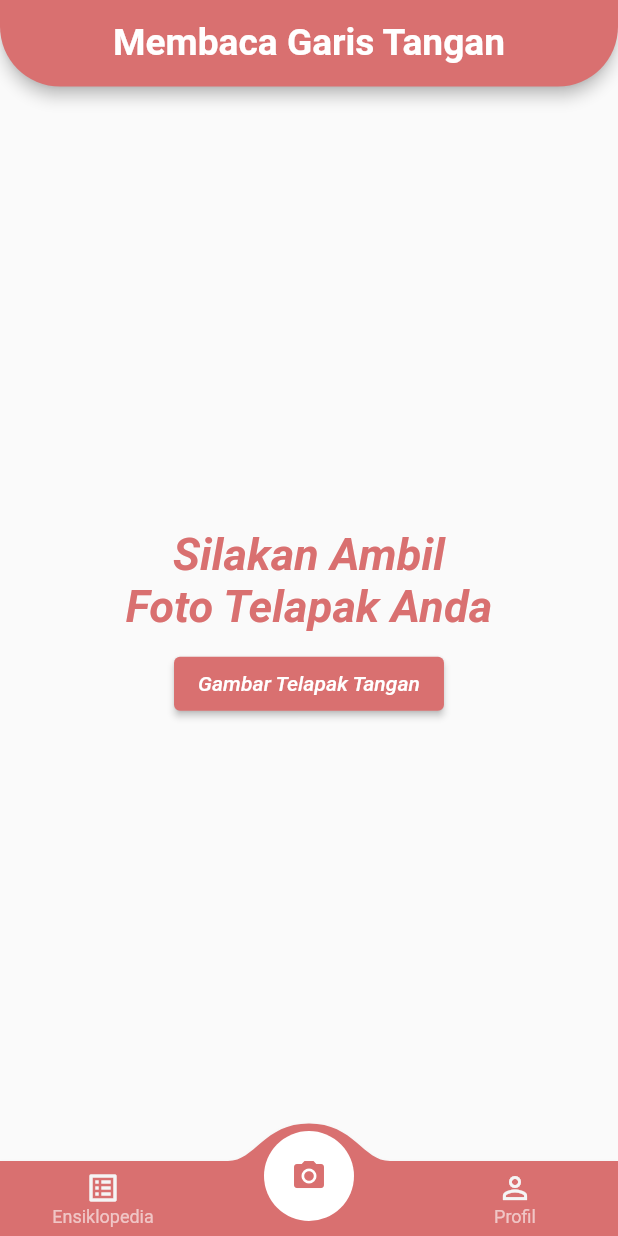
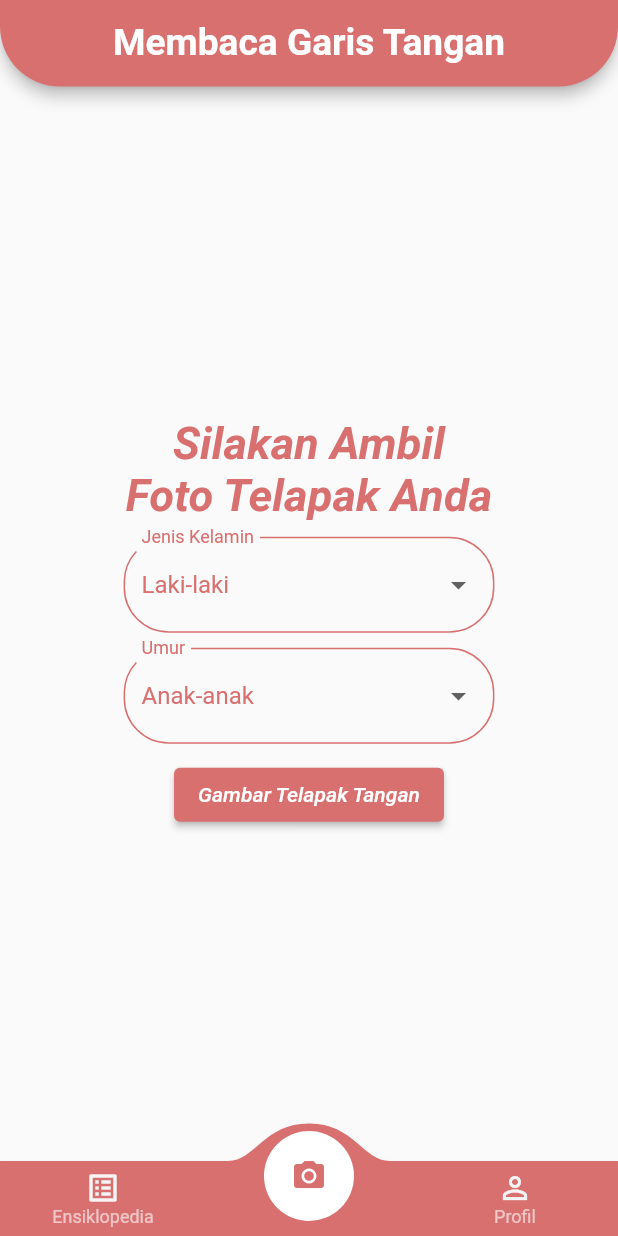
Before and after one commit to kicap1992/ramalan_tapak_tangan_app, a Flutter app: the screen it shows after launch, on a phone screen of 412 x 824 dp. Run offline on Flutter 3.47's test engine with Material 2 defaults, Android fonts, the light colour scheme and no system bars; drawn by our look-alikes of convex_bottom_bar; our stand-ins replace dio, flutter_dotenv, flutter_easyloading, get_storage, google_fonts, image_picker and 1 more; missing offline and left inert: animated_snack_bar.

Commit message:
slight changes

```diff
--- a/lib/src/pages/ambil_foto.dart
+++ b/lib/src/pages/ambil_foto.dart
@@ -26,6 +26,11 @@ class _AmbilFotoState extends State<AmbilFoto> {
   Uint8List? imagebytes;
   String? ramalannya;
 
+  List<String> gender = ['Laki-laki', 'Perempuan'];
+  String genderValue = 'Laki-laki';
+  List<String> umur = ['Anak-anak', 'Dewasa', 'Lanjut Usia'];
+  String umurValue = 'Anak-anak';
+
   @override
   void initState() {
     super.initState();
@@ -49,7 +54,8 @@ class _AmbilFotoState extends State<AmbilFoto> {
         });
       }
       await EasyLoading.show(
-        status: "Periksa Foto",
+        // status: "Periksa Foto",
+        status: "Membaca Garis Tangan Dari Telapak Tangan Kiri Anda",
         maskType: EasyLoadingMaskType.black,
       );
       Map? cekFoto = await ApiServices.cekFoto(_imgPath);
@@ -57,25 +63,26 @@ class _AmbilFotoState extends State<AmbilFoto> {
       // dev.i(cekFoto);
       if (cekFoto!['status'] == 500) return mySnackBar(cekFoto['message'], 1);
       if (cekFoto['status'] == 404) return mySnackBar(cekFoto['message'], 2);
-      await EasyLoading.show(
-        status: "Membaca Garis Tangan Dari Telapak Tangan Kiri Anda",
-        maskType: EasyLoadingMaskType.black,
-      );
+      // await EasyLoading.show(
+      //   status: "Membaca Garis Tangan Dari Telapak Tangan Kiri Anda",
+      //   maskType: EasyLoadingMaskType.black,
+      // );
+      // setState(() {
+      //   ramalannya = null;
+      // });
+
+      // Map? cekRamalan = await ApiServices.cekRamalan(_imgPath);
+      // await EasyLoading.dismiss();
+      // // dev.i(cekFoto);
+      // if (cekRamalan!['status'] == 500) {
+      //   return mySnackBar(cekRamalan['message'], 1);
+      // }
+      // if (cekRamalan['status'] == 404) {
+      //   return mySnackBar(cekRamalan['message'], 2);
+      // }
       setState(() {
-        ramalannya = null;
-      });
-
-      Map? cekRamalan = await ApiServices.cekRamalan(_imgPath);
-      await EasyLoading.dismiss();
-      // dev.i(cekFoto);
-      if (cekRamalan!['status'] == 500) {
-        return mySnackBar(cekRamalan['message'], 1);
-      }
-      if (cekRamalan['status'] == 404) {
-        return mySnackBar(cekRamalan['message'], 2);
-      }
-      setState(() {
-        ramalannya = cekRamalan['message'];
+        ramalannya = cekFoto['message'];
+        // ramalannya = cekRamalan['message'];
       });
       await EasyLoading.dismiss();
 
@@ -218,6 +225,108 @@ class _AmbilFotoState extends State<AmbilFoto> {
               const SizedBox(
                 height: 10,
               ),
+              SizedBox(
+                child: DropdownButtonFormField(
+                  decoration: InputDecoration(
+                    labelText: 'Jenis Kelamin',
+                    labelStyle: const TextStyle(
+                      color: ThemeInfo.primary,
+                    ),
+                    border: OutlineInputBorder(
+                      borderRadius: BorderRadius.circular(30),
+                      borderSide: const BorderSide(
+                        color: ThemeInfo.primary,
+                      ),
+                    ),
+                    enabledBorder: OutlineInputBorder(
+                      borderRadius: BorderRadius.circular(30),
+                      borderSide: const BorderSide(
+                        color: ThemeInfo.primary,
+                        width: 1,
+                      ),
+                    ),
+                    focusedBorder: OutlineInputBorder(
+                      borderRadius: BorderRadius.circular(30),
+                      borderSide: const BorderSide(
+                        color: ThemeInfo.primary,
+                        width: 1,
+                      ),
+                    ),
+                  ),
+                  value: genderValue,
+                  items: gender.map((String value) {
+                    return DropdownMenuItem(
+                      value: value,
+                      child: Text(
+                        value,
+                        style: const TextStyle(
+                          color: ThemeInfo.primary,
+                        ),
+                      ),
+                    );
+                  }).toList(),
+                  onChanged: (item) {
+                    // log(item.toString() + " ini item");
+                    setState(() {
+                      genderValue = item.toString();
+                    });
+                  },
+                ),
+              ),
+              const SizedBox(
+                height: 10,
+              ),
+              SizedBox(
+                child: DropdownButtonFormField(
+                  decoration: InputDecoration(
+                    labelText: 'Umur',
+                    labelStyle: const TextStyle(
+                      color: ThemeInfo.primary,
+                    ),
+                    border: OutlineInputBorder(
+                      borderRadius: BorderRadius.circular(30),
+                      borderSide: const BorderSide(
+                        color: ThemeInfo.primary,
+                      ),
+                    ),
+                    enabledBorder: OutlineInputBorder(
+                      borderRadius: BorderRadius.circular(30),
+                      borderSide: const BorderSide(
+                        color: ThemeInfo.primary,
+                        width: 1,
+                      ),
+                    ),
+                    focusedBorder: OutlineInputBorder(
+                      borderRadius: BorderRadius.circular(30),
+                      borderSide: const BorderSide(
+                        color: ThemeInfo.primary,
+                        width: 1,
+                      ),
+                    ),
+                  ),
+                  value: umurValue,
+                  items: umur.map((String value) {
+                    return DropdownMenuItem(
+                      value: value,
+                      child: Text(
+                        value,
+                        style: const TextStyle(
+                          color: ThemeInfo.primary,
+                        ),
+                      ),
+                    );
+                  }).toList(),
+                  onChanged: (item) {
+                    // log(item.toString() + " ini item");
+                    setState(() {
+                      umurValue = item.toString();
+                    });
+                  },
+                ),
+              ),
+              const SizedBox(
+                height: 10,
+              ),
               ElevatedButton(
                 style: ElevatedButton.styleFrom(
                   backgroundColor: ThemeInfo.primary,
--- a/lib/src/services/api_service.dart
+++ b/lib/src/services/api_service.dart
@@ -7,11 +7,12 @@ import 'package:path/path.dart';
 class ApiServices {
   static final dev = Logger();
   static final url = dotenv.env['URL'];
+  // static final url = "http://192.168.218.21:9000/";
 
   static final options = BaseOptions(
     baseUrl: url!,
-    connectTimeout: 5000,
-    receiveTimeout: 5000,
+    connectTimeout: 120000,
+    receiveTimeout: 120000,
   );
 
   static Dio dio = Dio(options);
--- a/pubspec.yaml
+++ b/pubspec.yaml
@@ -50,7 +50,7 @@ dependencies:
   http_parser:
   path:
   animated_snack_bar:
-
+  permission_handler:
 
 dev_dependencies:
   flutter_test:
```
Also changed, not shown: pubspec.lock, 5 other files.
